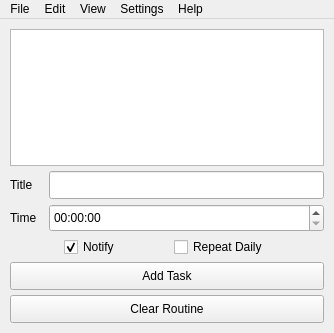
Unchain1014/Routinely, file src/ui/design.ui: the form before one commit.
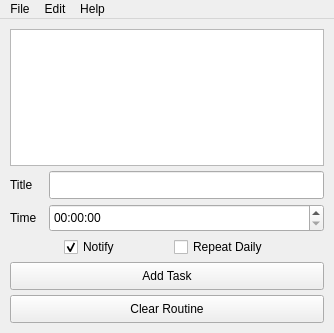
The form after the commit.

What changed in the file:
```diff
--- a/src/ui/design.ui
+++ b/src/ui/design.ui
@@ -281,18 +281,6 @@
     <addaction name="actionSend_to_Top"/>
     <addaction name="actionSend_to_Bottom"/>
    </widget>
-   <widget class="QMenu" name="menuView">
-    <property name="title">
-     <string>View</string>
-    </property>
-   </widget>
-   <widget class="QMenu" name="menuSettings">
-    <property name="title">
-     <string>Settings</string>
-    </property>
-    <addaction name="actionPreferences"/>
-    <addaction name="actionTheme"/>
-   </widget>
    <widget class="QMenu" name="menuHelp">
     <property name="title">
      <string>Help</string>
@@ -302,8 +290,6 @@
    </widget>
    <addaction name="menuFile"/>
    <addaction name="menuEdit"/>
-   <addaction name="menuView"/>
-   <addaction name="menuSettings"/>
    <addaction name="menuHelp"/>
   </widget>
   <action name="actionTest">
```
Left out of the diff: 21 changed lines with no effect on the pictures.
